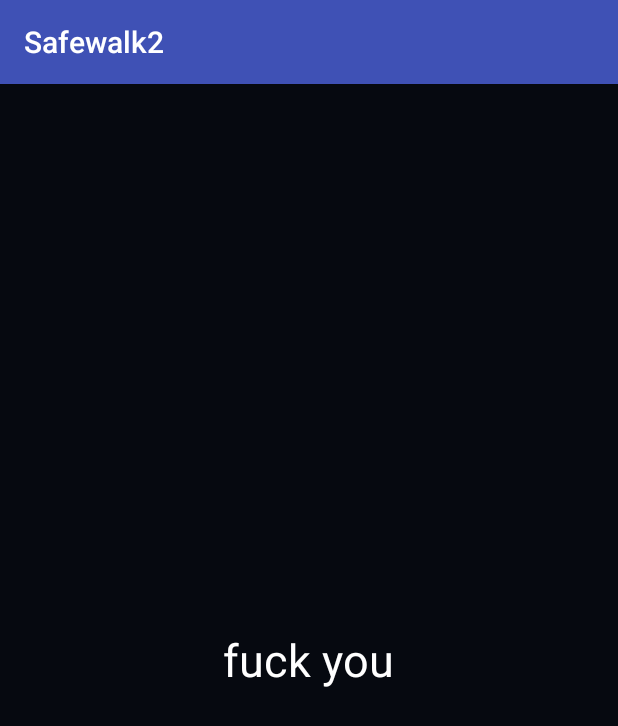
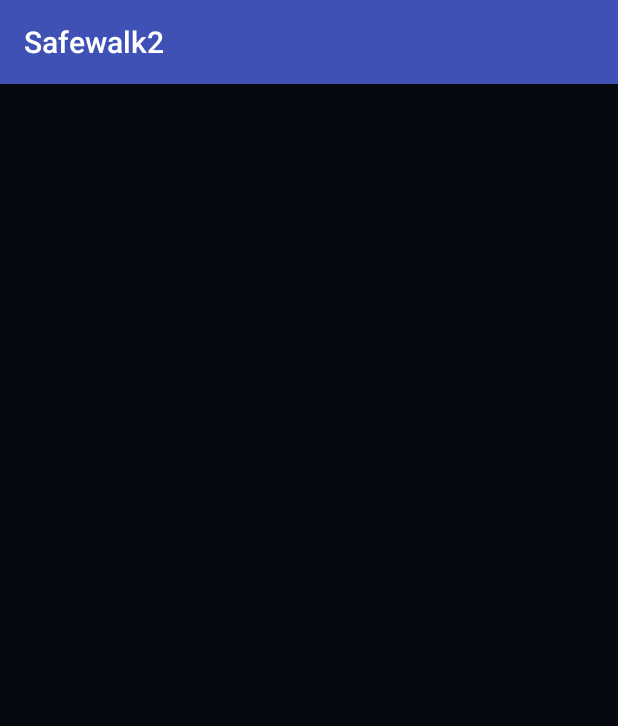
Before and after one commit to joeconstan/Safewalk3, an Android app: the LocationFind screen opened directly, with no data from a screen before it, on a phone screen of 412 x 824 dp. Shown: the top 726 px of the screen. Run offline under Robolectric (Android 15) with nearby library versions, the phone set to English and light mode, and no system bars.

Commit message:
progress.7

```diff
--- a/app/src/main/AndroidManifest.xml
+++ b/app/src/main/AndroidManifest.xml
@@ -8,7 +8,8 @@
         android:label="@string/app_name"
         android:supportsRtl="true"
         android:theme="@style/AppTheme">
-        <uses-permission android:name="android.permission.SEND_SMS" />
+        <uses-permission android:name="android.permission.SEND_SMS"/>
+        <uses-permission android:name="android.permission.ACCESS_FINE_LOCATION"/>
         <activity android:name=".MainActivity">
             <intent-filter>
                 <action android:name="android.intent.action.MAIN" />
--- a/app/src/main/java/com/example/joseph/safewalk2/LocationFind.java
+++ b/app/src/main/java/com/example/joseph/safewalk2/LocationFind.java
@@ -1,6 +1,10 @@
 package com.example.joseph.safewalk2;
 
 
+import android.content.Context;
+import android.location.Location;
+import android.location.LocationListener;
+import android.location.LocationManager;
 import android.os.Bundle;
 import android.support.v7.app.AppCompatActivity;
 
@@ -10,6 +14,29 @@ public class LocationFind extends AppCompatActivity{
         super.onCreate(savedInstanceState);
         setContentView(R.layout.location_find);
 
+        LocationManager locationManager = (LocationManager) this.getSystemService(Context.LOCATION_SERVICE);
+        LocationListener locationListener = new LocationListener() {
+            @Override
+            public void onLocationChanged(Location location) {
+
+            }
+
+            @Override
+            public void onStatusChanged(String provider, int status, Bundle extras) {
+
+            }
+
+            @Override
+            public void onProviderEnabled(String provider) {
+
+            }
+
+            @Override
+            public void onProviderDisabled(String provider) {
+
+            }
+        }
+                ;
 
 
 
--- a/app/src/main/res/layout/location_find.xml
+++ b/app/src/main/res/layout/location_find.xml
@@ -5,15 +5,7 @@
     android:background="#060910"
     >
 
-<TextView
-    android:layout_width="wrap_content"
-    android:layout_height="wrap_content"
-    android:text="fuck you"
-    android:textSize="30sp"
-    android:textColor="#FFFFFF"
-    android:layout_centerVertical="true"
-    android:layout_centerHorizontal="true"
-    />
+
 
 
 </RelativeLayout>
```
